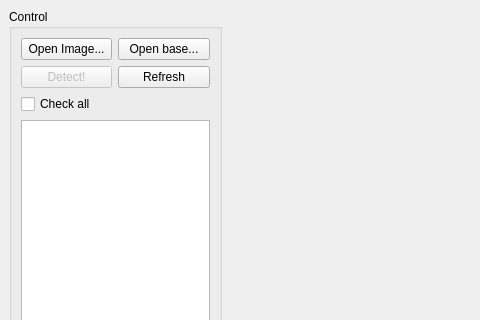
Before: the Qt Designer form gui_eod.ui in Extended-Object-Detection-ROS/qt_gui_eod, drawn with Qt 5; both pictures show x 0 to 480 and y 0 to 320 of the 876 by 628 pixel window.
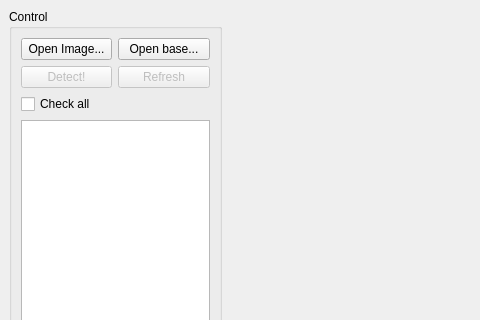
After: the same form once the commit is applied.

What changed in the file:
```diff
--- a/gui_eod.ui
+++ b/gui_eod.ui
@@ -47,6 +47,9 @@
        </item>
        <item row="1" column="1">
         <widget class="QPushButton" name="pb_refresh">
+         <property name="enabled">
+          <bool>false</bool>
+         </property>
          <property name="text">
           <string>Refresh</string>
          </property>
```
